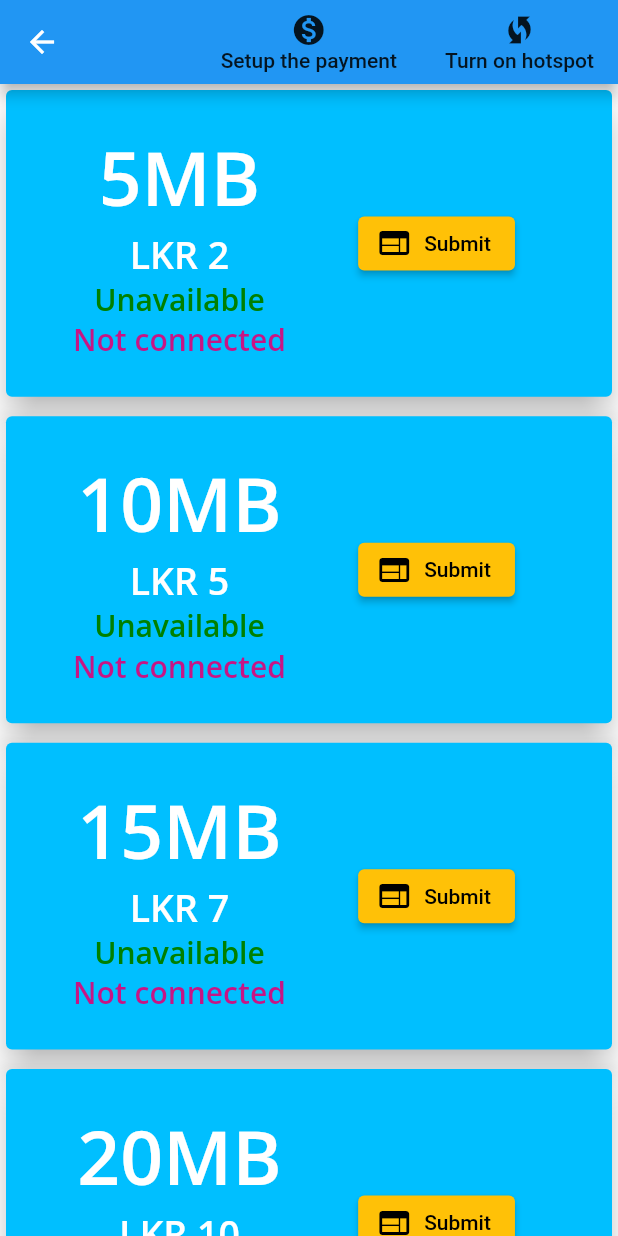
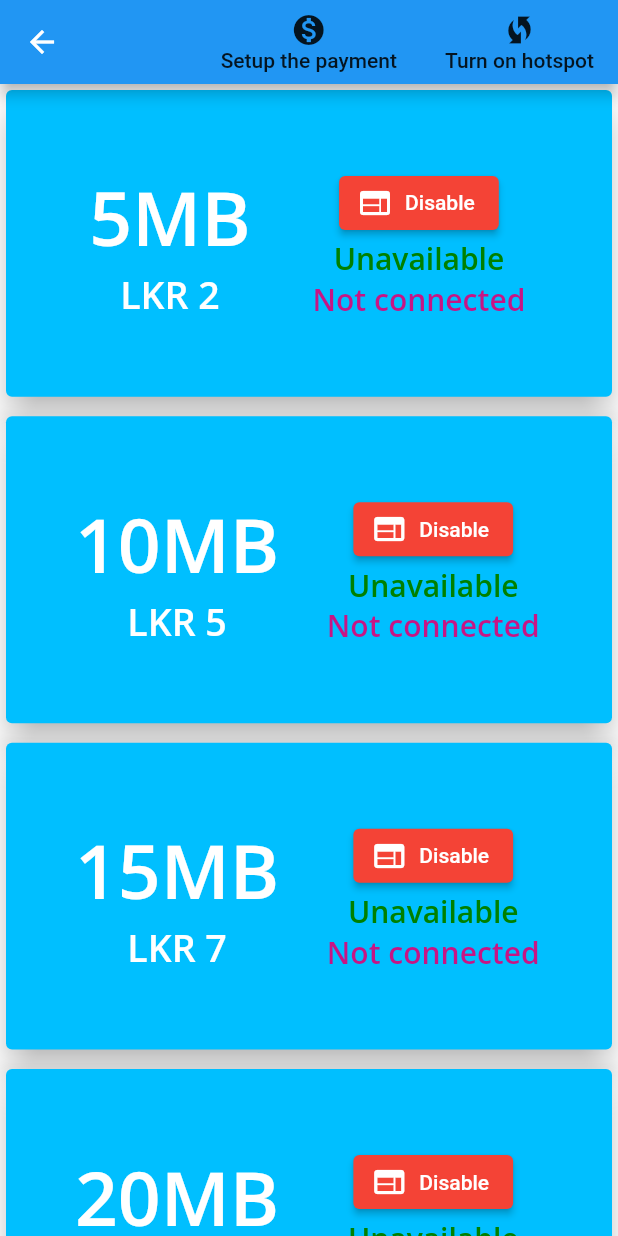
Before and after one commit to syborg2290/worthy_net., a Flutter app: the HostDashboardPage screen opened directly, on a phone screen of 412 x 824 dp. Run offline on Flutter 3.47's test engine with Material 2 defaults, Android fonts, the phone set to English and light mode, and no system bars; our stand-ins replace awesome_dialog, cloud_firestore, firebase_core, google_fonts, shared_preferences; missing offline and left inert: encrypt, open_settings, simply_wifi, wifi_iot; accounts and stored records are empty.

Commit message:
user details page and host dashboard change

```diff
--- a/lib/pages/HostDashboard_page.dart
+++ b/lib/pages/HostDashboard_page.dart
@@ -5,6 +5,7 @@ import 'package:open_settings/open_settings.dart';
 import 'package:shared_preferences/shared_preferences.dart';
 import 'package:worthy_net/config/collections.dart';
 import 'package:worthy_net/pages/Paymant_page.dart';
+import 'package:worthy_net/pages/UserDetails_page.dart';
 import 'package:worthy_net/utils/Color.dart';
 import 'package:encrypt/encrypt.dart';
 import 'package:encrypt/encrypt.dart' as KeyGet;
@@ -273,8 +274,13 @@ class _HostDashboardPageState extends State<HostDashboardPage> {
                                       btnOk: Text(""),
                                     )..show()
                                   },
-                          btnClick: () {},
+                          btnClick: () => Navigator.push(
+                            context,
+                            MaterialPageRoute(
+                                builder: (context) => UserDetailsPage()),
+                          ),
                         ),
+                        //////////////////////////////////////////////////////////////
                         CardWidget(
                           title: '10MB',
                           subTitle: 'LKR 5',
@@ -637,29 +643,6 @@ class CardWidget extends StatelessWidget {
                       ),
                     ),
                   ),
-                  Container(
-                    child: Text(
-                      unavailable,
-                      style: GoogleFonts.openSans(
-                        textStyle: TextStyle(
-                            color: unavailableColor,
-                            fontSize: 20,
-                            fontWeight: FontWeight.w600),
-                      ),
-                    ),
-                  ),
-                  Container(
-                    // padding: EdgeInsets.only(bottom: 4.0),
-                    child: Text(
-                      notConnected,
-                      style: GoogleFonts.openSans(
-                        textStyle: TextStyle(
-                            color: notConnectedColor,
-                            fontSize: 20,
-                            fontWeight: FontWeight.w600),
-                      ),
-                    ),
-                  ),
                 ],
               ),
               Container(
@@ -670,13 +653,36 @@ class CardWidget extends StatelessWidget {
                       // margin: EdgeInsets.only(top: 30),
                       padding: EdgeInsets.symmetric(horizontal: 20),
                       child: ElevatedButton.icon(
-                        label: Text('Submit'),
+                        label: Text('Disable'),
                         icon: Icon(Icons.web),
                         onPressed: btnClick,
                         style: ElevatedButton.styleFrom(
-                          primary: modalColor,
+                          primary: Colors.red,
                           onPrimary: cardBtnTextColor,
                           // onSurface: Colors.red,
+                        ),
+                      ),
+                    ),
+                    Container(
+                      child: Text(
+                        unavailable,
+                        style: GoogleFonts.openSans(
+                          textStyle: TextStyle(
+                              color: unavailableColor,
+                              fontSize: 20,
+                              fontWeight: FontWeight.w600),
+                        ),
+                      ),
+                    ),
+                    Container(
+                      // padding: EdgeInsets.only(bottom: 4.0),
+                      child: Text(
+                        notConnected,
+                        style: GoogleFonts.openSans(
+                          textStyle: TextStyle(
+                              color: notConnectedColor,
+                              fontSize: 20,
+                              fontWeight: FontWeight.w600),
                         ),
                       ),
                     ),
--- a/lib/utils/Color.dart
+++ b/lib/utils/Color.dart
@@ -12,4 +12,4 @@ Color modalColor = Colors.amber;
 Color appbarColor = Color(0xffAB8000);
 Color unavailableColor = Color(0xff008000);
 Color notConnectedColor = Color(0xffC71585);
-Color cardBtnTextColor = Color(0xff000000);
+Color cardBtnTextColor = Color(0xffFFFFFF);
```
Also changed, not shown: lib/pages/UserDetails_page.dart (+46 -38 lines), lib/pages/User_page.dart (+4 -4 lines).
